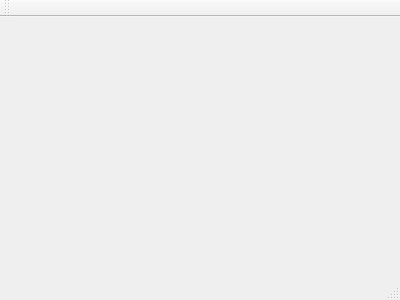
First picture: the form in mainwindow.ui, repository szazdenes/VikingAzimuth, before the edit.
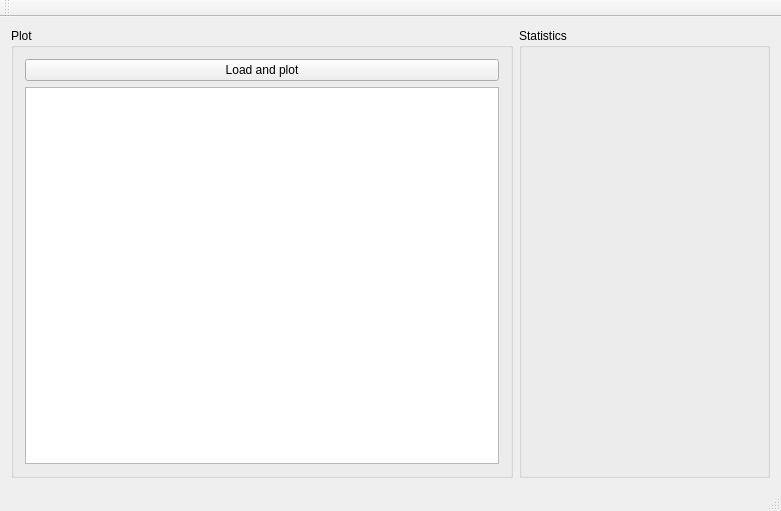
Second picture: the form after the edit.

Diff of the .ui file:
```diff
--- a/mainwindow.ui
+++ b/mainwindow.ui
@@ -1,24 +1,69 @@
 <ui version="4.0">
  <class>MainWindow</class>
- <widget class="QMainWindow" name="MainWindow" >
-  <property name="geometry" >
+ <widget class="QMainWindow" name="MainWindow">
+  <property name="geometry">
    <rect>
     <x>0</x>
     <y>0</y>
-    <width>400</width>
-    <height>300</height>
+    <width>781</width>
+    <height>511</height>
    </rect>
   </property>
   <property name="windowTitle" >
    <string>MainWindow</string>
   </property>
-  <widget class="QMenuBar" name="menuBar" />
-  <widget class="QToolBar" name="mainToolBar" />
-  <widget class="QWidget" name="centralWidget" />
-  <widget class="QStatusBar" name="statusBar" />
+  <widget class="QWidget" name="centralWidget">
+   <layout class="QGridLayout" name="gridLayout_2" columnstretch="2,1">
+    <item row="0" column="0">
+     <widget class="QGroupBox" name="groupBox">
+      <property name="title">
+       <string>Plot</string>
+      </property>
+      <layout class="QGridLayout" name="gridLayout_5">
+       <item row="0" column="0">
+        <widget class="QPushButton" name="loadPushButton">
+         <property name="text">
+          <string>Load and plot</string>
+         </property>
+        </widget>
+       </item>
+       <item row="1" column="0">
+        <widget class="QGraphicsView" name="graphicsView"/>
+       </item>
+      </layout>
+     </widget>
+    </item>
+    <item row="0" column="1">
+     <widget class="QGroupBox" name="groupBox_2">
+      <property name="title">
+       <string>Statistics</string>
+      </property>
+      <layout class="QGridLayout" name="gridLayout_4"/>
+     </widget>
+    </item>
+   </layout>
+  </widget>
+  <widget class="QMenuBar" name="menuBar">
+   <property name="geometry">
+    <rect>
+     <x>0</x>
+     <y>0</y>
+     <width>781</width>
+     <height>20</height>
+    </rect>
+   </property>
+  </widget>
+  <widget class="QToolBar" name="mainToolBar">
+   <attribute name="toolBarArea">
+    <enum>TopToolBarArea</enum>
+   </attribute>
+   <attribute name="toolBarBreak">
+    <bool>false</bool>
+   </attribute>
+  </widget>
+  <widget class="QStatusBar" name="statusBar"/>
  </widget>
- <layoutDefault spacing="6" margin="11" />
- <pixmapfunction></pixmapfunction>
+ <layoutdefault spacing="6" margin="11"/>
  <resources/>
  <connections/>
 </ui>
```
Left out of the diff: 3 changed lines with no effect on the pictures.
